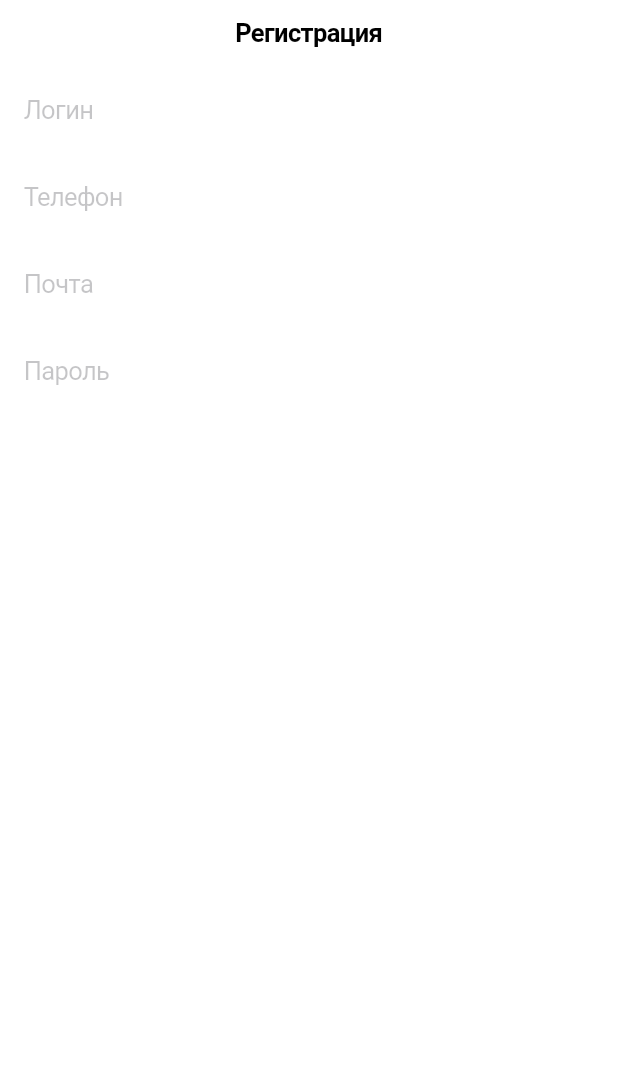
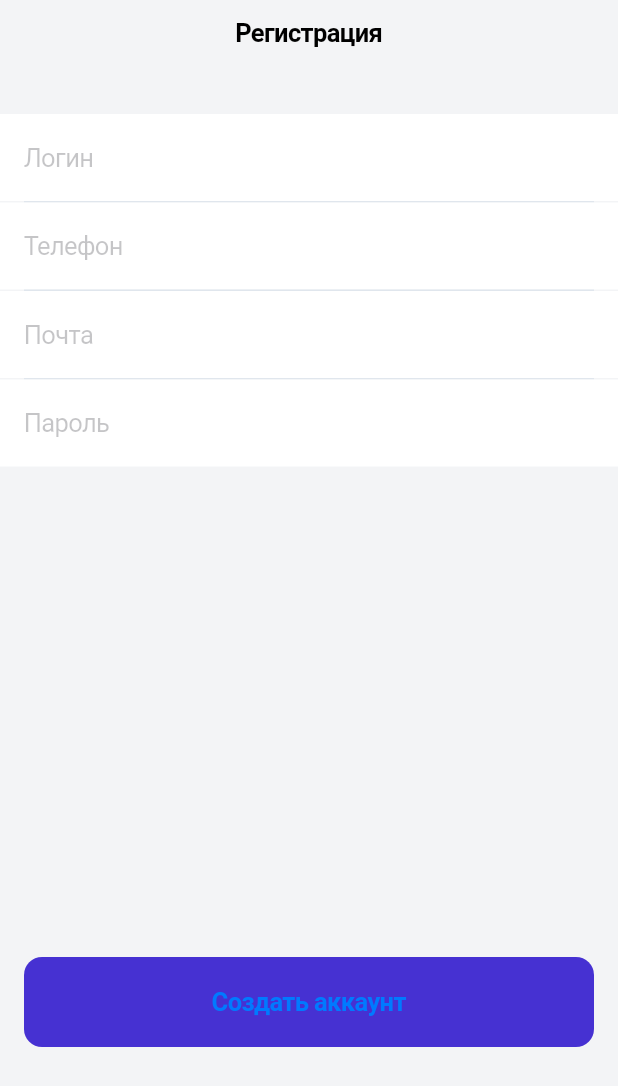
Before and after one commit to wlnightmare/my_project, a Flutter app: the screen it shows after launch, on a phone screen of 412 x 824 dp. Shown: the top 1086 px of the screen. Run offline on Flutter 3.47's test engine with Material 2 defaults, Android fonts, the phone set to English and light mode, and no system bars.

Commit message:
Added containers and sizedboxes

```diff
--- a/lib/scr/screens/register/register_screen.dart
+++ b/lib/scr/screens/register/register_screen.dart
@@ -6,6 +6,7 @@ class RegisterScreen extends StatelessWidget {
   @override
   Widget build(BuildContext context) {
     return CupertinoPageScaffold(
+      backgroundColor: Color(0xFFF3F4F6),
       navigationBar: CupertinoNavigationBar(
         backgroundColor: CupertinoColors.white,
         border: Border(),
@@ -16,12 +17,18 @@ class RegisterScreen extends StatelessWidget {
           mainAxisAlignment: MainAxisAlignment.start,
           crossAxisAlignment: CrossAxisAlignment.stretch,
           children: [
+            SizedBox(height: 32),
             CupertinoTextField(
               placeholder: 'Логин',
               decoration: BoxDecoration(
                 color: CupertinoColors.white,
               ),
               padding: const EdgeInsets.symmetric(vertical: 19, horizontal: 16),
+            ),
+            Container(
+              height: 1,
+              color: Color(0xFFE0E6ED),
+              margin: const EdgeInsets.symmetric(horizontal: 16),
             ),
             CupertinoTextField(
               placeholder: 'Телефон',
@@ -30,12 +37,22 @@ class RegisterScreen extends StatelessWidget {
               ),
               padding: const EdgeInsets.symmetric(vertical: 19, horizontal: 16),
             ),
+            Container(
+              height: 1,
+              color: Color(0xFFE0E6ED),
+              margin: const EdgeInsets.symmetric(horizontal: 16),
+            ),
             CupertinoTextField(
               placeholder: 'Почта',
               decoration: BoxDecoration(
                 color: CupertinoColors.white,
               ),
               padding: const EdgeInsets.symmetric(vertical: 19, horizontal: 16),
+            ),
+            Container(
+              height: 1,
+              color: Color(0xFFE0E6ED),
+              margin: const EdgeInsets.symmetric(horizontal: 16),
             ),
             CupertinoTextField(
               placeholder: 'Пароль',
@@ -44,6 +61,21 @@ class RegisterScreen extends StatelessWidget {
               ),
               padding: const EdgeInsets.symmetric(vertical: 19, horizontal: 16),
             ),
+            SizedBox(height: 327),
+            Padding(
+              padding: const EdgeInsets.symmetric(horizontal: 16),
+              child: CupertinoButton(
+                padding: const EdgeInsets.symmetric(vertical: 20),
+                color: Color(0xFF4631D2),
+                child: Text(
+                  'Создать аккаунт',
+                  style: TextStyle(
+                    fontWeight: FontWeight.bold,
+                  ),
+                ),
+                onPressed: () {},
+              ),
+            ),
           ],
         ),
       ),
```
